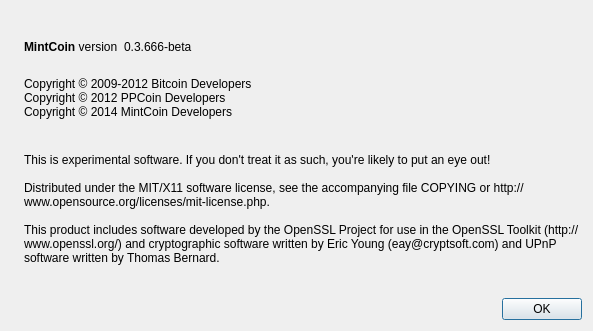
Qt form src/qt/forms/aboutdialog.ui (Crestington/mintcoin) before a commit.
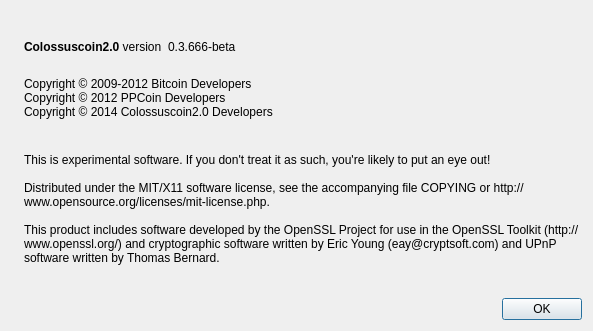
The same form after that commit. Icons and pictures are not drawn.

```diff
--- a/src/qt/forms/aboutdialog.ui
+++ b/src/qt/forms/aboutdialog.ui
@@ -50,7 +50,7 @@
           <cursorShape>IBeamCursor</cursorShape>
          </property>
          <property name="text">
-          <string>&lt;b&gt;MintCoin&lt;/b&gt; version</string>
+          <string>&lt;b&gt;Colossuscoin2.0&lt;/b&gt; version</string>
          </property>
          <property name="textInteractionFlags">
           <set>Qt::LinksAccessibleByMouse|Qt::TextSelectableByKeyboard|Qt::TextSelectableByMouse</set>
@@ -94,7 +94,7 @@
         <string>
 Copyright © 2009-2012 Bitcoin Developers
 Copyright © 2012 PPCoin Developers
-Copyright © 2014 MintCoin Developers
+Copyright © 2014 Colossuscoin2.0 Developers
 </string>
        </property>
        <property name="textInteractionFlags">
```
Left out of the diff: 2 changed lines with no effect on the pictures.
